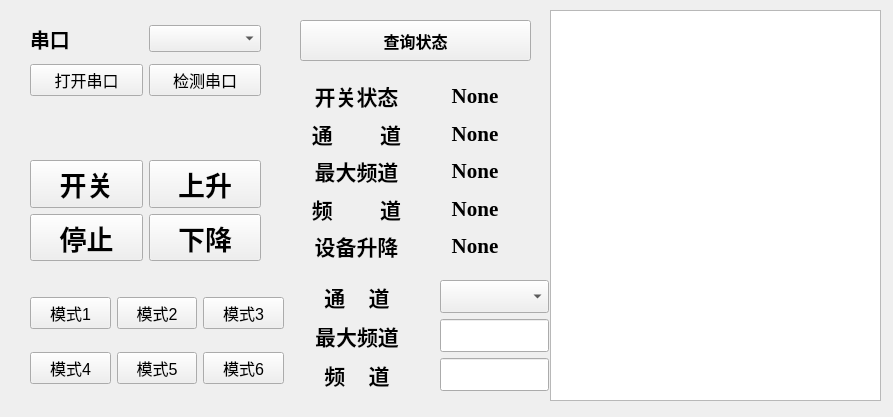
Before: the Qt Designer form widget.ui in Kevin-72/Elevator_control_platform, drawn with Qt 5.
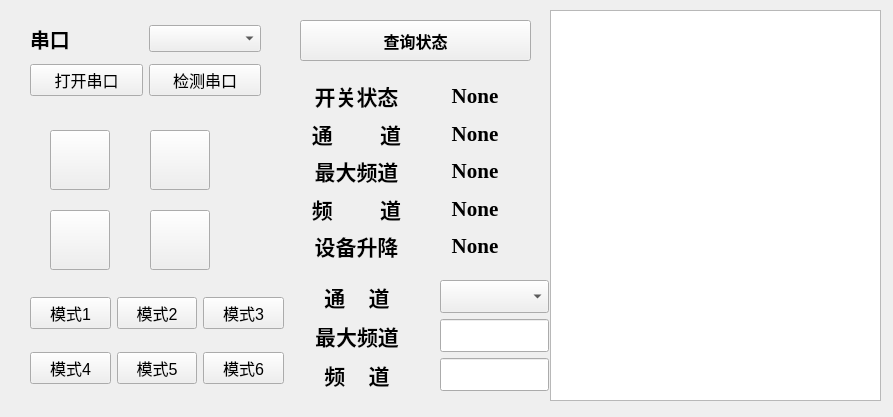
After: the same form once the commit is applied.

Commit message: Use the picture Overlay button. fix bug and added qrc file. Release 6.0.

```diff
--- a/widget.ui
+++ b/widget.ui
@@ -245,77 +245,6 @@
     <string>查询状态</string>
    </property>
   </widget>
-  <widget class="QWidget" name="layoutWidget">
-   <property name="geometry">
-    <rect>
-     <x>30</x>
-     <y>160</y>
-     <width>231</width>
-     <height>101</height>
-    </rect>
-   </property>
-   <layout class="QGridLayout" name="gridLayout">
-    <item row="0" column="0">
-     <widget class="QPushButton" name="openBt">
-      <property name="font">
-       <font>
-        <pointsize>20</pointsize>
-        <weight>75</weight>
-        <bold>true</bold>
-       </font>
-      </property>
-      <property name="text">
-       <string>开关</string>
-      </property>
-      <attribute name="buttonGroup">
-       <string notr="true">buttonGroup</string>
-      </attribute>
-     </widget>
-    </item>
-    <item row="0" column="1">
-     <widget class="QPushButton" name="upBt">
-      <property name="font">
-       <font>
-        <pointsize>20</pointsize>
-        <weight>75</weight>
-        <bold>true</bold>
-       </font>
-      </property>
-      <property name="text">
-       <string>上升</string>
-      </property>
-     </widget>
-    </item>
-    <item row="1" column="0">
-     <widget class="QPushButton" name="stopBt">
-      <property name="font">
-       <font>
-        <pointsize>20</pointsize>
-        <weight>75</weight>
-        <bold>true</bold>
-       </font>
-      </property>
-      <property name="text">
-       <string>停止</string>
-      </property>
-     </widget>
-    </item>
-    <item row="1" column="1">
-     <widget class="QPushButton" name="downBt">
-      <property name="font">
-       <font>
-        <pointsize>20</pointsize>
-        <weight>75</weight>
-        <bold>true</bold>
-       </font>
-      </property>
-      <property name="text">
-       <string>下降</string>
-      </property>
-     </widget>
-    </item>
-   </layout>
-  </widget>
   <widget class="QWidget" name="layoutWidget">
    <property name="geometry">
     <rect>
@@ -576,6 +505,89 @@
     </item>
    </layout>
   </widget>
+  <widget class="QPushButton" name="downBt">
+   <property name="geometry">
+    <rect>
+     <x>150</x>
+     <y>210</y>
+     <width>60</width>
+     <height>60</height>
+    </rect>
+   </property>
+   <property name="font">
+    <font>
+     <pointsize>20</pointsize>
+     <weight>75</weight>
+     <bold>true</bold>
+    </font>
+   </property>
+   <property name="text">
+    <string/>
+   </property>
+  </widget>
+  <widget class="QPushButton" name="stopBt">
+   <property name="geometry">
+    <rect>
+     <x>50</x>
+     <y>210</y>
+     <width>60</width>
+     <height>60</height>
+    </rect>
+   </property>
+   <property name="font">
+    <font>
+     <pointsize>20</pointsize>
+     <weight>75</weight>
+     <bold>true</bold>
+    </font>
+   </property>
+   <property name="text">
+    <string/>
+   </property>
+  </widget>
+  <widget class="QPushButton" name="openBt">
+   <property name="geometry">
+    <rect>
+     <x>50</x>
+     <y>130</y>
+     <width>60</width>
+     <height>60</height>
+    </rect>
+   </property>
+   <property name="font">
+    <font>
+     <pointsize>20</pointsize>
+     <weight>75</weight>
+     <bold>true</bold>
+    </font>
+   </property>
+   <property name="text">
+    <string/>
+   </property>
+   <attribute name="buttonGroup">
+    <string notr="true">buttonGroup</string>
+   </attribute>
+  </widget>
+  <widget class="QPushButton" name="upBt">
+   <property name="geometry">
+    <rect>
+     <x>150</x>
+     <y>130</y>
+     <width>60</width>
+     <height>60</height>
+    </rect>
+   </property>
+   <property name="font">
+    <font>
+     <pointsize>20</pointsize>
+     <weight>75</weight>
+     <bold>true</bold>
+    </font>
+   </property>
+   <property name="text">
+    <string/>
+   </property>
+  </widget>
  </widget>
  <resources/>
  <connections/>
```
The commit also changes 13 other files.
